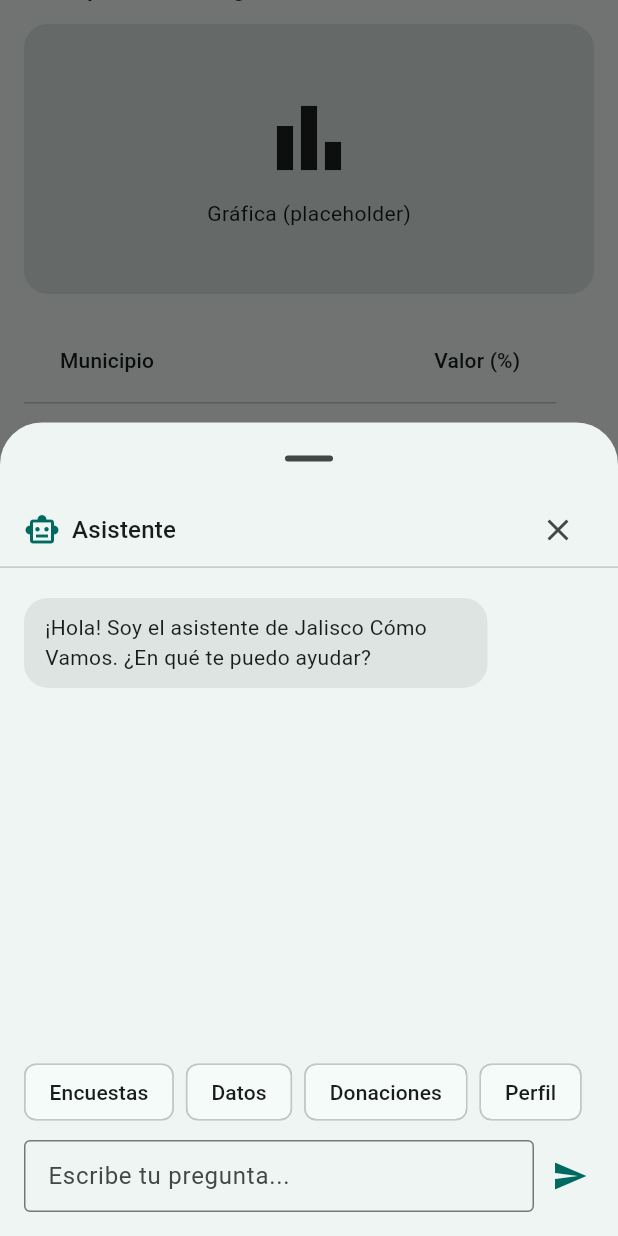
After one commit to student-since-bc/tc2007b-app-project, a Flutter app: the screen it shows after launch, scrolled down 423 dp, after a tap on the "chat bubble outline" icon, on a phone screen of 412 x 824 dp. The commit adds this screen. Run offline on Flutter 3.47's test engine with Material 3 defaults, Android fonts, the phone set to English and light mode, and no system bars.

Commit message:
feat: implement chatbot

```diff
--- a/jaliscocomovamos_app/lib/shell/main_shell.dart
+++ b/jaliscocomovamos_app/lib/shell/main_shell.dart
@@ -1,5 +1,6 @@
 import 'package:flutter/material.dart';
 import '../widgets/app_nav_bar.dart';
+import '../widgets/chatbot_button.dart';
 
 import '../screens/data_screen.dart';
 import '../screens/survey_screen.dart';
@@ -35,6 +36,8 @@ class _MainShellState extends State<MainShell> {
         currentIndex: _index,
         onSelected: (i) => setState(() => _index = i),
       ), // AppNavBar
+      // Default endFloat location: bottom-right, just above the nav bar.
+      floatingActionButton: const ChatbotButton(),
     );
   } // build()
 } // MainShellState
--- /dev/null
+++ b/jaliscocomovamos_app/lib/widgets/chatbot_button.dart
@@ -0,0 +1,202 @@
+import 'package:flutter/material.dart';
+
+/// Floating circular button that opens the chatbot panel.
+/// Answers are local/mock for now (no backend yet).
+class ChatbotButton extends StatelessWidget {
+  const ChatbotButton({super.key});
+
+  @override
+  Widget build(BuildContext context) {
+    return FloatingActionButton(
+      heroTag: 'chatbot',
+      shape: const CircleBorder(),
+      tooltip: 'Asistente',
+      onPressed: () => showModalBottomSheet(
+        context: context,
+        isScrollControlled: true,
+        useSafeArea: true,
+        showDragHandle: true,
+        builder: (_) => const ChatbotSheet(),
+      ),
+      child: const Icon(Icons.chat_bubble_outline),
+    );
+  } // build()
+} // ChatbotButton
+
+class _Mensaje {
+  final String texto;
+  final bool esUsuario;
+
+  const _Mensaje(this.texto, {required this.esUsuario});
+} // _Mensaje
+
+/// Chat panel shown inside the bottom sheet.
+class ChatbotSheet extends StatefulWidget {
+  const ChatbotSheet({super.key});
+
+  @override
+  State<ChatbotSheet> createState() => _ChatbotSheetState();
+} // ChatbotSheet
+
+class _ChatbotSheetState extends State<ChatbotSheet> {
+  final _controller = TextEditingController();
+  final _scroll = ScrollController();
+
+  final List<_Mensaje> _mensajes = [
+    const _Mensaje(
+      '¡Hola! Soy el asistente de Jalisco Cómo Vamos. ¿En qué te puedo ayudar?',
+      esUsuario: false,
+    ),
+  ];
+
+  static const _sugerencias = ['Encuestas', 'Datos', 'Donaciones', 'Perfil'];
+
+  @override
+  void dispose() {
+    _controller.dispose();
+    _scroll.dispose();
+    super.dispose();
+  } // dispose()
+
+  // TODO: replace with the real chatbot backend.
+  String _responder(String pregunta) {
+    final p = pregunta.toLowerCase();
+    if (p.contains('encuesta')) {
+      return 'En "Mis encuestas" puedes ver y contestar las encuestas asignadas a tu grupo.';
+    }
+    if (p.contains('dato')) {
+      return 'En "Datos" encontrarás indicadores sobre la calidad de vida en Jalisco.';
+    }
+    if (p.contains('don')) {
+      return 'En "Donaciones" puedes apoyar el trabajo de Jalisco Cómo Vamos.';
+    }
+    if (p.contains('perfil') || p.contains('cuenta')) {
+      return 'En "Perfil" puedes consultar tu información y cerrar sesión.';
+    }
+    return 'Aún estoy aprendiendo. Prueba preguntando por encuestas, datos, donaciones o tu perfil.';
+  } // _responder()
+
+  void _enviar(String texto) {
+    final t = texto.trim();
+    if (t.isEmpty) return;
+
+    setState(() {
+      _mensajes.add(_Mensaje(t, esUsuario: true));
+      _mensajes.add(_Mensaje(_responder(t), esUsuario: false));
+    });
+    _controller.clear();
+
+    WidgetsBinding.instance.addPostFrameCallback((_) {
+      if (_scroll.hasClients) {
+        _scroll.animateTo(
+          _scroll.position.maxScrollExtent,
+          duration: const Duration(milliseconds: 250),
+          curve: Curves.easeOut,
+        );
+      }
+    });
+  } // _enviar()
+
+  @override
+  Widget build(BuildContext context) {
+    final theme = Theme.of(context);
+    final scheme = theme.colorScheme;
+
+    return Padding(
+      // Keeps the input above the keyboard.
+      padding: EdgeInsets.only(bottom: MediaQuery.of(context).viewInsets.bottom),
+      child: SizedBox(
+        height: MediaQuery.of(context).size.height * 0.6,
+        child: Column(
+          children: [
+            Padding(
+              padding: const EdgeInsets.symmetric(horizontal: 16),
+              child: Row(
+                children: [
+                  Icon(Icons.smart_toy_outlined, color: scheme.primary),
+                  const SizedBox(width: 8),
+                  Text('Asistente', style: theme.textTheme.titleMedium),
+                  const Spacer(),
+                  IconButton(
+                    tooltip: 'Cerrar',
+                    icon: const Icon(Icons.close),
+                    onPressed: () => Navigator.of(context).pop(),
+                  ),
+                ],
+              ),
+            ),
+            const Divider(height: 1),
+            Expanded(
+              child: ListView.builder(
+                controller: _scroll,
+                padding: const EdgeInsets.all(16),
+                itemCount: _mensajes.length,
+                itemBuilder: (context, i) {
+                  final m = _mensajes[i];
+                  return Align(
+                    alignment: m.esUsuario ? Alignment.centerRight : Alignment.centerLeft,
+                    child: Container(
+                      margin: const EdgeInsets.symmetric(vertical: 4),
+                      padding: const EdgeInsets.symmetric(horizontal: 14, vertical: 10),
+                      constraints: BoxConstraints(
+                        maxWidth: MediaQuery.of(context).size.width * 0.75,
+                      ),
+                      decoration: BoxDecoration(
+                        color: m.esUsuario ? scheme.primary : scheme.surfaceContainerHighest,
+                        borderRadius: BorderRadius.circular(16),
+                      ),
+                      child: Text(
+                        m.texto,
+                        style: TextStyle(
+                          color: m.esUsuario ? scheme.onPrimary : scheme.onSurface,
+                        ),
+                      ),
+                    ),
+                  );
+                },
+              ),
+            ),
+            SizedBox(
+              height: 48,
+              child: ListView.separated(
+                scrollDirection: Axis.horizontal,
+                padding: const EdgeInsets.symmetric(horizontal: 16),
+                itemCount: _sugerencias.length,
+                separatorBuilder: (_, _) => const SizedBox(width: 8),
+                itemBuilder: (_, i) => ActionChip(
+                  label: Text(_sugerencias[i]),
+                  onPressed: () => _enviar(_sugerencias[i]),
+                ),
+              ),
+            ),
+            Padding(
+              padding: const EdgeInsets.fromLTRB(16, 8, 8, 16),
+              child: Row(
+                children: [
+                  Expanded(
+                    child: TextField(
+                      controller: _controller,
+                      textInputAction: TextInputAction.send,
+                      onSubmitted: _enviar,
+                      decoration: const InputDecoration(
+                        hintText: 'Escribe tu pregunta...',
+                        border: OutlineInputBorder(),
+                        isDense: true,
+                      ),
+                    ),
+                  ),
+                  IconButton(
+                    tooltip: 'Enviar',
+                    icon: const Icon(Icons.send),
+                    color: scheme.primary,
+                    onPressed: () => _enviar(_controller.text),
+                  ),
+                ],
+              ),
+            ),
+          ],
+        ),
+      ),
+    );
+  } // build()
+} // _ChatbotSheetState
```
